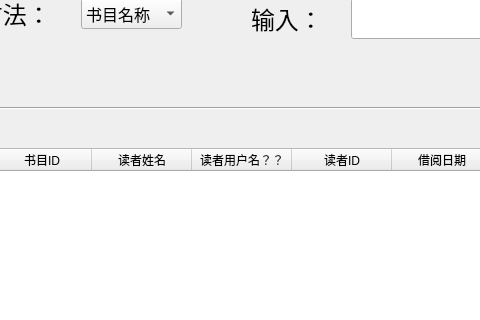
This is Library_Administrator_System/record.ui in renzibei/TGLibrary as Qt 5 draws it before an edit; both pictures show x 119 to 599 and y 142 to 462 of the 800 by 600 pixel window. The edited form follows.
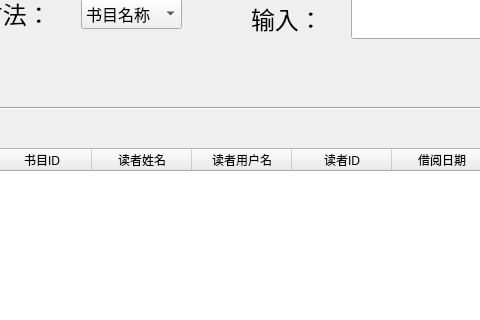
This is the edited form. Icons and pictures are not drawn.

Diff of the .ui file:
```diff
--- a/Library_Administrator_System/record.ui
+++ b/Library_Administrator_System/record.ui
@@ -163,7 +163,7 @@
    </column>
    <column>
     <property name="text">
-     <string>读者用户名？？</string>
+     <string>读者用户名</string>
     </property>
    </column>
    <column>
```
